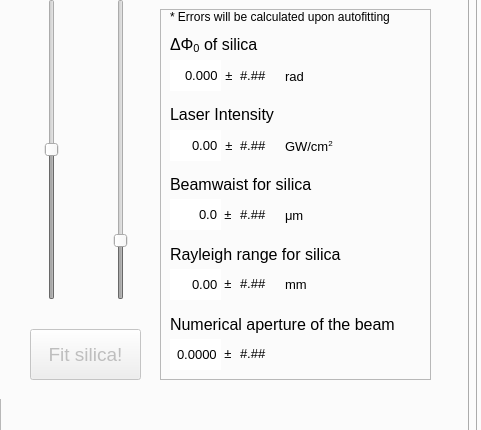
Before: the Qt Designer form window.ui in RadoslawDeska/python_project, drawn with Qt 5; both pictures show x 859 to 1340 and y 258 to 688 of the 1340 by 836 pixel window.
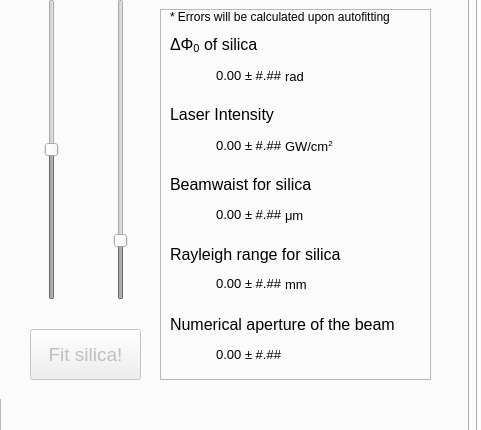
After: the same form once the commit is applied.

```diff
--- a/window.ui
+++ b/window.ui
@@ -1664,42 +1664,6 @@
            <property name="frameShadow">
             <enum>QFrame::Raised</enum>
            </property>
-           <widget class="QDoubleSpinBox" name="silica_rayleighRangeSummary_doubleSpinBox">
-            <property name="geometry">
-             <rect>
-              <x>10</x>
-              <y>260</y>
-              <width>51</width>
-              <height>31</height>
-             </rect>
-            </property>
-            <property name="font">
-             <font>
-              <pointsize>10</pointsize>
-             </font>
-            </property>
-            <property name="contextMenuPolicy">
-             <enum>Qt::NoContextMenu</enum>
-            </property>
-            <property name="locale">
-             <locale language="English" country="UnitedStates"/>
-            </property>
-            <property name="frame">
-             <bool>false</bool>
-            </property>
-            <property name="alignment">
-             <set>Qt::AlignRight|Qt::AlignTrailing|Qt::AlignVCenter</set>
-            </property>
-            <property name="readOnly">
-             <bool>true</bool>
-            </property>
-            <property name="buttonSymbols">
-             <enum>QAbstractSpinBox::NoButtons</enum>
-            </property>
-            <property name="maximum">
-             <double>100000000.000000000000000</double>
-            </property>
-           </widget>
            <widget class="QLabel" name="label_50">
             <property name="geometry">
              <rect>
@@ -1718,42 +1682,6 @@
              <string>Beamwaist for silica</string>
             </property>
            </widget>
-           <widget class="QDoubleSpinBox" name="silica_laserIntensitySummary_doubleSpinBox">
-            <property name="geometry">
-             <rect>
-              <x>10</x>
-              <y>121</y>
-              <width>51</width>
-              <height>31</height>
-             </rect>
-            </property>
-            <property name="font">
-             <font>
-              <pointsize>10</pointsize>
-             </font>
-            </property>
-            <property name="contextMenuPolicy">
-             <enum>Qt::NoContextMenu</enum>
-            </property>
-            <property name="locale">
-             <locale language="English" country="UnitedStates"/>
-            </property>
-            <property name="frame">
-             <bool>false</bool>
-            </property>
-            <property name="alignment">
-             <set>Qt::AlignRight|Qt::AlignTrailing|Qt::AlignVCenter</set>
-            </property>
-            <property name="readOnly">
-             <bool>true</bool>
-            </property>
-            <property name="buttonSymbols">
-             <enum>QAbstractSpinBox::NoButtons</enum>
-            </property>
-            <property name="maximum">
-             <double>100000000.000000000000000</double>
-            </property>
-           </widget>
            <widget class="QLabel" name="label_51">
             <property name="geometry">
              <rect>
@@ -1790,66 +1718,6 @@
              <string>Laser Intensity</string>
             </property>
            </widget>
-           <widget class="QDoubleSpinBox" name="silica_beamwaistSummary_doubleSpinBox">
-            <property name="geometry">
-             <rect>
-              <x>10</x>
-              <y>190</y>
-              <width>51</width>
-              <height>31</height>
-             </rect>
-            </property>
-            <property name="font">
-             <font>
-              <pointsize>10</pointsize>
-             </font>
-            </property>
-            <property name="contextMenuPolicy">
-             <enum>Qt::NoContextMenu</enum>
-            </property>
-            <property name="locale">
-             <locale language="English" country="UnitedStates"/>
-            </property>
-            <property name="frame">
-             <bool>false</bool>
-            </property>
-            <property name="alignment">
-             <set>Qt::AlignRight|Qt::AlignTrailing|Qt::AlignVCenter</set>
-            </property>
-            <property name="readOnly">
-             <bool>true</bool>
-            </property>
-            <property name="buttonSymbols">
-             <enum>QAbstractSpinBox::NoButtons</enum>
-            </property>
-            <property name="decimals">
-             <number>1</number>
-            </property>
-            <property name="maximum">
-             <double>100000000.000000000000000</double>
-            </property>
-           </widget>
-           <widget class="QLabel" name="label_53">
-            <property name="geometry">
-             <rect>
-              <x>61</x>
-              <y>121</y>
-              <width>16</width>
-              <height>31</height>
-             </rect>
-            </property>
-            <property name="font">
-             <font>
-              <pointsize>10</pointsize>
-             </font>
-            </property>
-            <property name="text">
-             <string>±</string>
-            </property>
-            <property name="alignment">
-             <set>Qt::AlignCenter</set>
-            </property>
-           </widget>
            <widget class="QLabel" name="label_54">
             <property name="geometry">
              <rect>
@@ -1871,9 +1739,9 @@
            <widget class="QLabel" name="silica_laserIntensityErrorSummary_label">
             <property name="geometry">
              <rect>
-              <x>80</x>
+              <x>10</x>
               <y>121</y>
-              <width>41</width>
+              <width>111</width>
               <height>31</height>
              </rect>
             </property>
@@ -1883,18 +1751,18 @@
              </font>
             </property>
             <property name="text">
-             <string>#.##</string>
+             <string>&lt;html&gt;&lt;head/&gt;&lt;body&gt;&lt;p&gt;0.00 ± #.##&lt;/p&gt;&lt;/body&gt;&lt;/html&gt;</string>
             </property>
             <property name="alignment">
-             <set>Qt::AlignLeading|Qt::AlignLeft|Qt::AlignVCenter</set>
+             <set>Qt::AlignRight|Qt::AlignTrailing|Qt::AlignVCenter</set>
             </property>
            </widget>
            <widget class="QLabel" name="silica_beamwaistErrorSummary_label">
             <property name="geometry">
              <rect>
-              <x>80</x>
+              <x>10</x>
               <y>190</y>
-              <width>41</width>
+              <width>111</width>
               <height>31</height>
              </rect>
             </property>
@@ -1904,10 +1772,10 @@
              </font>
             </property>
             <property name="text">
-             <string>#.##</string>
+             <string>&lt;html&gt;&lt;head/&gt;&lt;body&gt;&lt;p&gt;0.00 ± #.##&lt;/p&gt;&lt;/body&gt;&lt;/html&gt;</string>
             </property>
             <property name="alignment">
-             <set>Qt::AlignLeading|Qt::AlignLeft|Qt::AlignVCenter</set>
+             <set>Qt::AlignRight|Qt::AlignTrailing|Qt::AlignVCenter</set>
             </property>
            </widget>
            <widget class="QLabel" name="label_56">
@@ -1931,30 +1799,9 @@
            <widget class="QLabel" name="label_57">
             <property name="geometry">
              <rect>
-              <x>60</x>
-              <y>190</y>
-              <width>16</width>
-              <height>31</height>
-             </rect>
-            </property>
-            <property name="font">
-             <font>
-              <pointsize>10</pointsize>
-             </font>
-            </property>
-            <property name="text">
-             <string>±</string>
-            </property>
-            <property name="alignment">
-             <set>Qt::AlignCenter</set>
-            </property>
-           </widget>
-           <widget class="QLabel" name="label_58">
-            <property name="geometry">
-             <rect>
-              <x>60</x>
+              <x>10</x>
               <y>259</y>
-              <width>16</width>
+              <width>111</width>
               <height>31</height>
              </rect>
             </property>
@@ -1964,31 +1811,10 @@
              </font>
             </property>
             <property name="text">
-             <string>±</string>
+             <string>&lt;html&gt;&lt;head/&gt;&lt;body&gt;&lt;p&gt;0.00 ± #.##&lt;/p&gt;&lt;/body&gt;&lt;/html&gt;</string>
             </property>
             <property name="alignment">
-             <set>Qt::AlignCenter</set>
-            </property>
-           </widget>
-           <widget class="QLabel" name="silica_rayleighRangeErrorSummary_label">
-            <property name="geometry">
-             <rect>
-              <x>80</x>
-              <y>259</y>
-              <width>41</width>
-              <height>31</height>
-             </rect>
-            </property>
-            <property name="font">
-             <font>
-              <pointsize>10</pointsize>
-             </font>
-            </property>
-            <property name="text">
-             <string>#.##</string>
-            </property>
-            <property name="alignment">
-             <set>Qt::AlignLeading|Qt::AlignLeft|Qt::AlignVCenter</set>
+             <set>Qt::AlignRight|Qt::AlignTrailing|Qt::AlignVCenter</set>
             </property>
            </widget>
            <widget class="QLabel" name="label_59">
@@ -2045,33 +1871,12 @@
              <string>&lt;html&gt;&lt;head/&gt;&lt;body&gt;&lt;p&gt;rad&lt;/p&gt;&lt;/body&gt;&lt;/html&gt;</string>
             </property>
            </widget>
-           <widget class="QLabel" name="silica_deltaPhi0ErrorSummary_label">
-            <property name="geometry">
-             <rect>
-              <x>80</x>
-              <y>51</y>
-              <width>41</width>
-              <height>31</height>
-             </rect>
-            </property>
-            <property name="font">
-             <font>
-              <pointsize>10</pointsize>
-             </font>
-            </property>
-            <property name="text">
-             <string>#.##</string>
-            </property>
-            <property name="alignment">
-             <set>Qt::AlignLeading|Qt::AlignLeft|Qt::AlignVCenter</set>
-            </property>
-           </widget>
-           <widget class="QDoubleSpinBox" name="silica_deltaPhi0Summary_doubleSpinBox">
+           <widget class="QLabel" name="silica_deltaPhi0Summary_label">
             <property name="geometry">
              <rect>
               <x>10</x>
               <y>51</y>
-              <width>51</width>
+              <width>111</width>
               <height>31</height>
              </rect>
             </property>
@@ -2080,50 +1885,11 @@
               <pointsize>10</pointsize>
              </font>
             </property>
-            <property name="contextMenuPolicy">
-             <enum>Qt::NoContextMenu</enum>
-            </property>
-            <property name="locale">
-             <locale language="English" country="UnitedStates"/>
-            </property>
-            <property name="frame">
-             <bool>false</bool>
+            <property name="text">
+             <string>&lt;html&gt;&lt;head/&gt;&lt;body&gt;&lt;p&gt;0.00 ± #.##&lt;/p&gt;&lt;/body&gt;&lt;/html&gt;</string>
             </property>
             <property name="alignment">
              <set>Qt::AlignRight|Qt::AlignTrailing|Qt::AlignVCenter</set>
-            </property>
-            <property name="readOnly">
-             <bool>true</bool>
-            </property>
-            <property name="buttonSymbols">
-             <enum>QAbstractSpinBox::NoButtons</enum>
-            </property>
-            <property name="decimals">
-             <number>3</number>
-            </property>
-            <property name="maximum">
-             <double>100000000.000000000000000</double>
-            </property>
-           </widget>
-           <widget class="QLabel" name="label_60">
-            <property name="geometry">
-             <rect>
-              <x>61</x>
-              <y>51</y>
-              <width>16</width>
-              <height>31</height>
-             </rect>
-            </property>
-            <property name="font">
-             <font>
-              <pointsize>10</pointsize>
-             </font>
-            </property>
-            <property name="text">
-             <string>±</string>
-            </property>
-            <property name="alignment">
-             <set>Qt::AlignCenter</set>
             </property>
            </widget>
            <widget class="QLabel" name="label_62">
@@ -2175,54 +1941,12 @@
               <string>Numerical aperture of the beam</string>
              </property>
             </widget>
-            <widget class="QLabel" name="numericalApertureErrorSummary_label">
-             <property name="geometry">
-              <rect>
-               <x>80</x>
-               <y>29</y>
-               <width>71</width>
-               <height>31</height>
-              </rect>
-             </property>
-             <property name="font">
-              <font>
-               <pointsize>10</pointsize>
-              </font>
-             </property>
-             <property name="text">
-              <string>#.##</string>
-             </property>
-             <property name="alignment">
-              <set>Qt::AlignLeading|Qt::AlignLeft|Qt::AlignVCenter</set>
-             </property>
-            </widget>
-            <widget class="QLabel" name="label_69">
-             <property name="geometry">
-              <rect>
-               <x>60</x>
-               <y>29</y>
-               <width>16</width>
-               <height>31</height>
-              </rect>
-             </property>
-             <property name="font">
-              <font>
-               <pointsize>10</pointsize>
-              </font>
-             </property>
-             <property name="text">
-              <string>±</string>
-             </property>
-             <property name="alignment">
-              <set>Qt::AlignCenter</set>
-             </property>
-            </widget>
-            <widget class="QDoubleSpinBox" name="numericalAperture_doubleSpinBox">
+            <widget class="QLabel" name="numericalApertureSummary_label">
              <property name="geometry">
               <rect>
                <x>10</x>
                <y>30</y>
-               <width>51</width>
+               <width>111</width>
                <height>31</height>
               </rect>
              </property>
@@ -2231,30 +1955,12 @@
                <pointsize>10</pointsize>
               </font>
              </property>
-             <property name="contextMenuPolicy">
-              <enum>Qt::NoContextMenu</enum>
-             </property>
-             <property name="locale">
-              <locale language="English" country="UnitedStates"/>
-             </property>
-             <property name="frame">
-              <bool>false</bool>
+             <property name="text">
+              <string>&lt;html&gt;&lt;head/&gt;&lt;body&gt;&lt;p&gt;0.00 ± #.##&lt;/p&gt;&lt;/body&gt;&lt;/html&gt;</string>
              </property>
              <property name="alignment">
               <set>Qt::AlignRight|Qt::AlignTrailing|Qt::AlignVCenter</set>
              </property>
-             <property name="readOnly">
-              <bool>true</bool>
-             </property>
-             <property name="buttonSymbols">
-              <enum>QAbstractSpinBox::NoButtons</enum>
-             </property>
-             <property name="decimals">
-              <number>4</number>
-             </property>
-             <property name="maximum">
-              <double>100000000.000000000000000</double>
-             </property>
             </widget>
            </widget>
           </widget>
```
Left out of the diff: 58 changed lines with no effect on the pictures.
